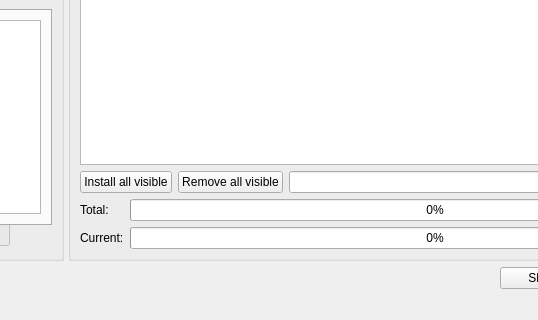
Above: mpkg/manager/pkgmanager.ui from BackupTheBerlios/mops before the change; both pictures show x 247 to 785 and y 365 to 685 of the 1008 by 685 pixel window. Below: the same form after it.
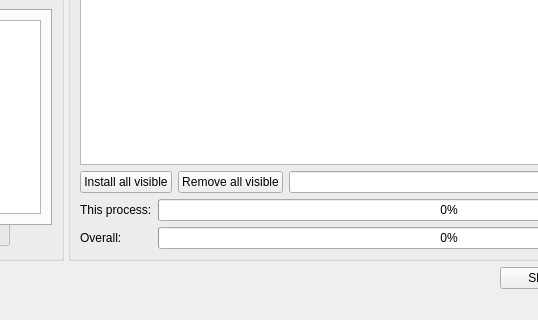
That is the form after the change. Icons and pictures are not drawn.

Diff of the .ui file:
```diff
--- a/mpkg/manager/pkgmanager.ui
+++ b/mpkg/manager/pkgmanager.ui
@@ -639,7 +639,7 @@
           <item row="0" column="0" >
            <widget class="QLabel" name="totalLabel" >
             <property name="text" >
-             <string>Total:</string>
+             <string>This process:</string>
             </property>
            </widget>
           </item>
@@ -668,7 +668,7 @@
           <item row="1" column="0" >
            <widget class="QLabel" name="currentLabel" >
             <property name="text" >
-             <string>Current:</string>
+             <string>Overall:</string>
             </property>
            </widget>
           </item>
```
Left out of the diff: 2 changed lines with no effect on the pictures.
